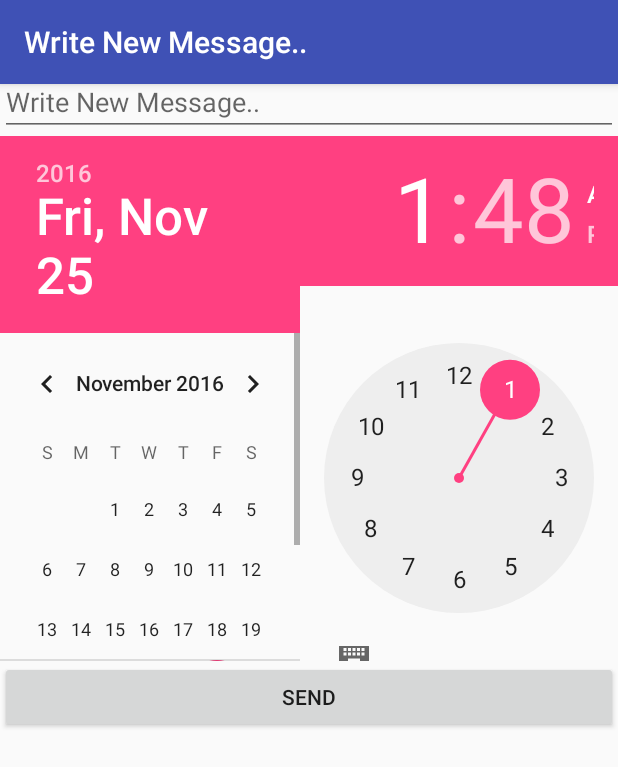
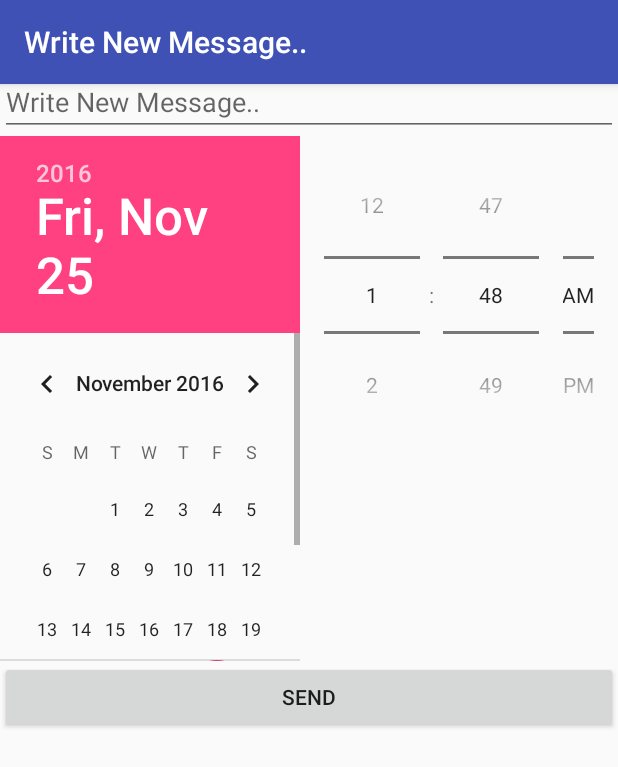
Before and after one commit to Hamashi/SMS-Delayer, an Android app: the WriteNew screen opened directly, with no data from a screen before it, on a phone screen of 412 x 824 dp. Shown: the top 767 px of the screen. Run offline under Robolectric (Android 15) with nearby library versions, the phone set to English and light mode, and no system bars.

```diff
--- a/app/src/main/res/layout/content_write_new.xml
+++ b/app/src/main/res/layout/content_write_new.xml
@@ -34,10 +34,12 @@
             />
 
         <TimePicker
-            android:id="@+id/timePicker3"
+            android:id="@+id/simpleTimePicker"
+            android:timePickerMode="spinner"
             android:layout_width="match_parent"
             android:layout_height="match_parent"
          />
+
 
 
     </LinearLayout>
```
